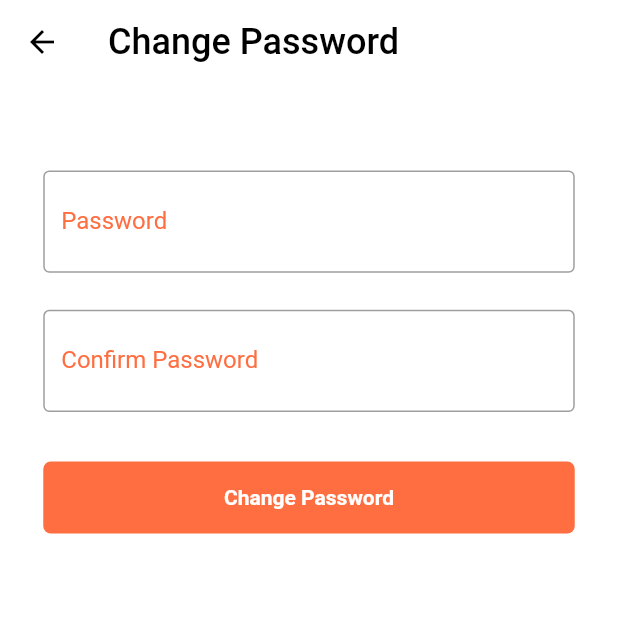
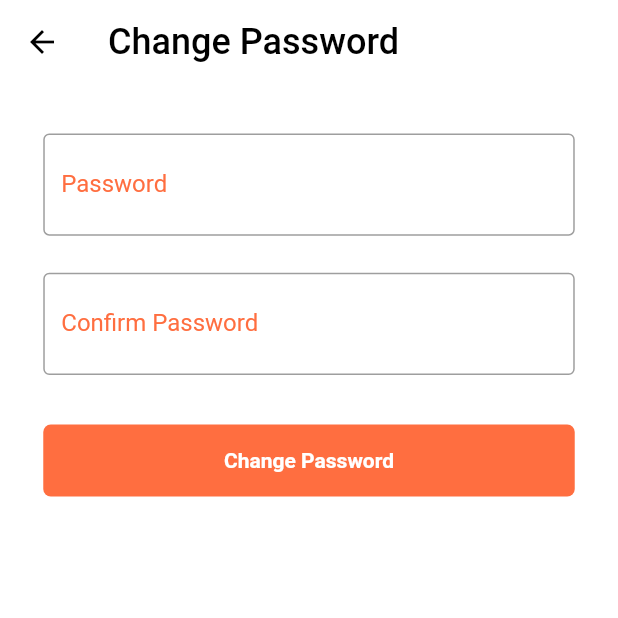
Before and after one commit to Emon526/Flutter_PassVault, a Flutter app: the ChangePasswordPage screen opened directly, on a phone screen of 412 x 824 dp, the top half of it. Run offline on Flutter 3.47's test engine with Material 2 defaults, Android fonts, the phone set to English and light mode, and no system bars; our stand-ins replace cached_network_image, flutter_svg, form_field_validator, persistent_bottom_nav_bar, shared_preferences; missing offline and left inert: favicon; accounts and stored records are empty; statements that could not run were skipped.

```diff
--- a/lib/screens/settings/chagepassword.dart
+++ b/lib/screens/settings/chagepassword.dart
@@ -13,6 +13,7 @@ class ChangePasswordPage extends StatefulWidget {
   State<ChangePasswordPage> createState() => _ChangePasswordPageState();
 }
 
+class _ChangePasswordPageState extends State<ChangePasswordPage> {
   final passwordController = TextEditingController();
   final confirmpasswordController = TextEditingController();
   bool isObsecured = true;
@@ -44,7 +45,13 @@ void validate(BuildContext context) async {
     }
   }
 
-class _ChangePasswordPageState extends State<ChangePasswordPage> {
+  @override
+  void dispose() {
+    passwordController.dispose();
+    confirmpasswordController.dispose();
+    super.dispose();
+  }
+
   @override
   Widget build(BuildContext context) {
     final size = MediaQuery.of(context).size;
@@ -59,7 +66,6 @@ class _ChangePasswordPageState extends State<ChangePasswordPage> {
         ),
       ),
       body: SafeArea(
-        child: SingleChildScrollView(
         child: Padding(
           padding: EdgeInsets.symmetric(
             horizontal: size.width * 0.07,
@@ -67,10 +73,9 @@ class _ChangePasswordPageState extends State<ChangePasswordPage> {
           child: Form(
             key: _loginformKey,
             child: Column(
-                crossAxisAlignment: CrossAxisAlignment.start,
               children: [
                 SizedBox(
-                    height: size.height * 0.07,
+                  height: size.height * 0.04,
                 ),
                 TextFormField(
                   obscureText: isObsecured,
@@ -101,8 +106,8 @@ class _ChangePasswordPageState extends State<ChangePasswordPage> {
                   controller: confirmpasswordController,
                   keyboardType: TextInputType.visiblePassword,
                   textInputAction: TextInputAction.done,
-                    validator: (val) => MatchValidator(
-                            errorText: 'passwords do not match')
+                  validator: (val) =>
+                      MatchValidator(errorText: 'passwords do not match')
                           .validateMatch(val!, passwordController.text.trim()),
                   decoration: InputDecoration(
                     labelText: 'Confirm Password',
@@ -133,7 +138,6 @@ class _ChangePasswordPageState extends State<ChangePasswordPage> {
           ),
         ),
       ),
-      ),
     );
   }
 }
```
Lines whose indentation alone changed are shown as unchanged.
